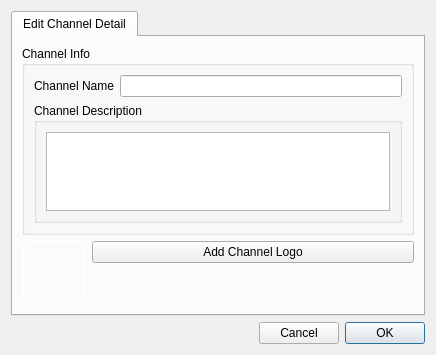
The window that retroshare-gui/src/gui/channels/EditChanDetails.ui (RetroShare/RetroShare) describes before a commit, drawn with Qt 5.
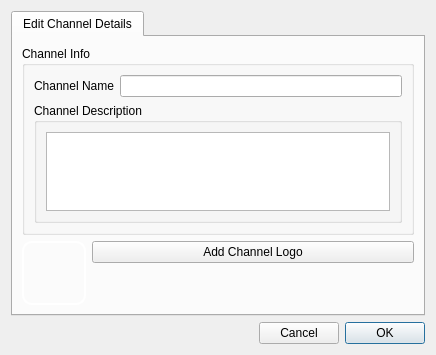
The same window after the commit. Icons and pictures are not drawn.

Diff of the .ui file:
```diff
--- a/retroshare-gui/src/gui/channels/EditChanDetails.ui
+++ b/retroshare-gui/src/gui/channels/EditChanDetails.ui
@@ -66,7 +66,7 @@
         <normaloff>:/images/info16.png</normaloff>:/images/info16.png</iconset>
       </attribute>
       <attribute name="title">
-       <string>Edit Channel Detail</string>
+       <string>Edit Channel Details</string>
       </attribute>
       <layout class="QGridLayout" name="gridLayout_5">
        <item row="0" column="0">
```
